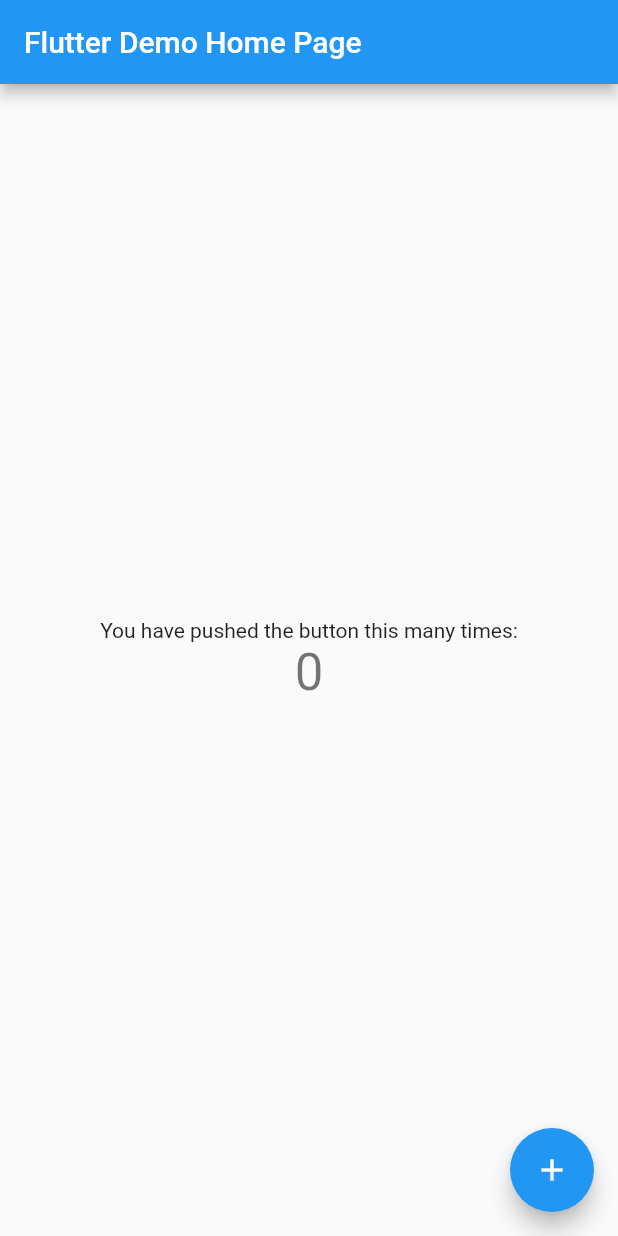
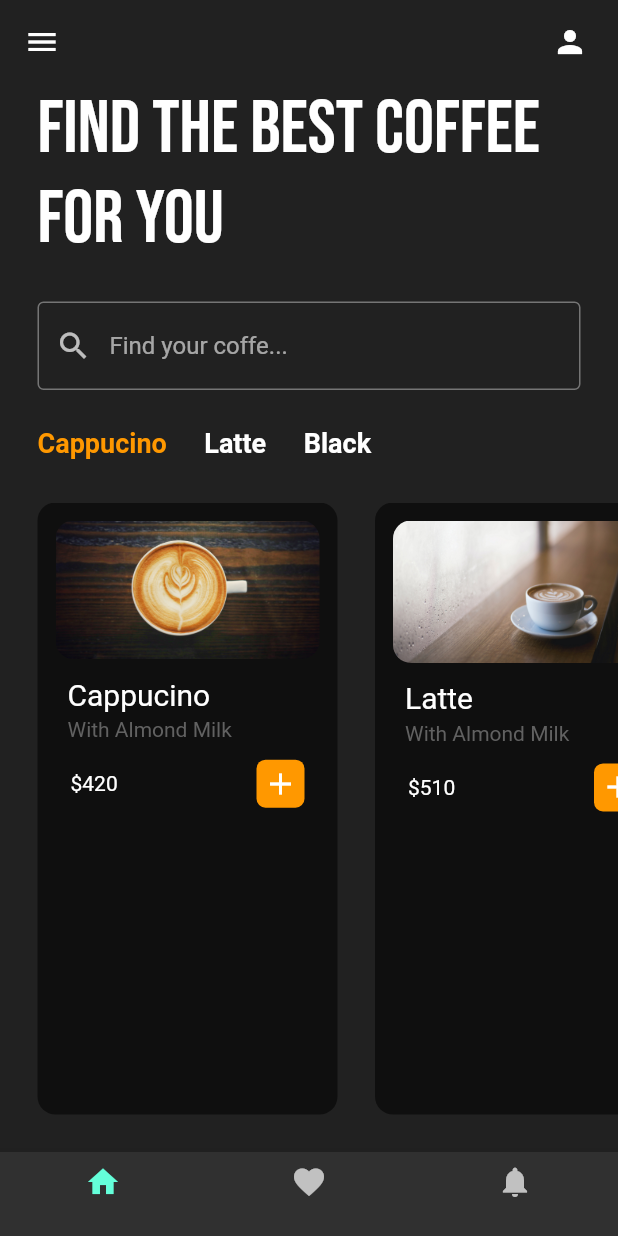
Before and after one commit to alihaider678/Flutter-Tasks, a Flutter app: the screen it shows after launch, on a phone screen of 412 x 824 dp. Run offline on Flutter 3.47's test engine with Material 2 defaults, Android fonts, the light colour scheme and no system bars; our stand-ins replace google_fonts.

Commit message:
updated
assets/images added and 1 interface done!

```diff
--- a/userinterface/lib/main.dart
+++ b/userinterface/lib/main.dart
@@ -1,115 +1,23 @@
 import 'package:flutter/material.dart';
+import 'package:userinterface/pages/home_page.dart';
 
 void main() {
   runApp(const MyApp());
 }
 
 class MyApp extends StatelessWidget {
-  const MyApp({super.key});
+  const MyApp({Key? key}) : super(key: key);
 
-  // This widget is the root of your application.
   @override
   Widget build(BuildContext context) {
-    return MaterialApp(
-      title: 'Flutter Demo',
-      theme: ThemeData(
-        // This is the theme of your application.
-        //
-        // Try running your application with "flutter run". You'll see the
-        // application has a blue toolbar. Then, without quitting the app, try
-        // changing the primarySwatch below to Colors.green and then invoke
-        // "hot reload" (press "r" in the console where you ran "flutter run",
-        // or simply save your changes to "hot reload" in a Flutter IDE).
-        // Notice that the counter didn't reset back to zero; the application
-        // is not restarted.
-        primarySwatch: Colors.blue,
-      ),
-      home: const MyHomePage(title: 'Flutter Demo Home Page'),
+    return  MaterialApp(
+      debugShowCheckedModeBanner: false,
+      home: HomePage(),
+      //darkTheme: ThemeData.dark(),
+      theme: ThemeData(brightness: Brightness.dark,
+      primarySwatch: Colors.orange),
+
+
     );
   }
 }
-
-class MyHomePage extends StatefulWidget {
-  const MyHomePage({super.key, required this.title});
-
-  // This widget is the home page of your application. It is stateful, meaning
-  // that it has a State object (defined below) that contains fields that affect
-  // how it looks.
-
-  // This class is the configuration for the state. It holds the values (in this
-  // case the title) provided by the parent (in this case the App widget) and
-  // used by the build method of the State. Fields in a Widget subclass are
-  // always marked "final".
-
-  final String title;
-
-  @override
-  State<MyHomePage> createState() => _MyHomePageState();
-}
-
-class _MyHomePageState extends State<MyHomePage> {
-  int _counter = 0;
-
-  void _incrementCounter() {
-    setState(() {
-      // This call to setState tells the Flutter framework that something has
-      // changed in this State, which causes it to rerun the build method below
-      // so that the display can reflect the updated values. If we changed
-      // _counter without calling setState(), then the build method would not be
-      // called again, and so nothing would appear to happen.
-      _counter++;
-    });
-  }
-
-  @override
-  Widget build(BuildContext context) {
-    // This method is rerun every time setState is called, for instance as done
-    // by the _incrementCounter method above.
-    //
-    // The Flutter framework has been optimized to make rerunning build methods
-    // fast, so that you can just rebuild anything that needs updating rather
-    // than having to individually change instances of widgets.
-    return Scaffold(
-      appBar: AppBar(
-        // Here we take the value from the MyHomePage object that was created by
-        // the App.build method, and use it to set our appbar title.
-        title: Text(widget.title),
-      ),
-      body: Center(
-        // Center is a layout widget. It takes a single child and positions it
-        // in the middle of the parent.
-        child: Column(
-          // Column is also a layout widget. It takes a list of children and
-          // arranges them vertically. By default, it sizes itself to fit its
-          // children horizontally, and tries to be as tall as its parent.
-          //
-          // Invoke "debug painting" (press "p" in the console, choose the
-          // "Toggle Debug Paint" action from the Flutter Inspector in Android
-          // Studio, or the "Toggle Debug Paint" command in Visual Studio Code)
-          // to see the wireframe for each widget.
-          //
-          // Column has various properties to control how it sizes itself and
-          // how it positions its children. Here we use mainAxisAlignment to
-          // center the children vertically; the main axis here is the vertical
-          // axis because Columns are vertical (the cross axis would be
-          // horizontal).
-          mainAxisAlignment: MainAxisAlignment.center,
-          children: <Widget>[
-            const Text(
-              'You have pushed the button this many times:',
-            ),
-            Text(
-              '$_counter',
-              style: Theme.of(context).textTheme.headline4,
-            ),
-          ],
-        ),
-      ),
-      floatingActionButton: FloatingActionButton(
-        onPressed: _incrementCounter,
-        tooltip: 'Increment',
-        child: const Icon(Icons.add),
-      ), // This trailing comma makes auto-formatting nicer for build methods.
-    );
-  }
-}
--- /dev/null
+++ b/userinterface/lib/pages/coffee_tile.dart
@@ -0,0 +1,68 @@
+import 'package:flutter/material.dart';
+
+
+class CoffeeTile extends StatelessWidget {
+  final String coffeeImagePath;
+  final String coffeeName;
+  final String coffeePrice;
+  const CoffeeTile({Key? key, required this.coffeeImagePath, required this.coffeeName, required this.coffeePrice}) : super(key: key);
+
+  @override
+  Widget build(BuildContext context) {
+    return Padding(
+      padding: const EdgeInsets.only(left: 25.0, bottom: 25),
+      child: Container(
+        padding: EdgeInsets.all(12),
+        width: 200,
+        decoration: BoxDecoration(
+            borderRadius: BorderRadius.circular(12), color: Colors.black54),
+        child: Column(
+          crossAxisAlignment: CrossAxisAlignment.start,
+          children: [
+            ClipRRect(
+              borderRadius: BorderRadius.circular(12),
+              child: Image.asset(coffeeImagePath),
+            ),
+            Padding(
+              padding:
+              const EdgeInsets.symmetric(vertical: 12.0, horizontal: 8),
+              child: Column(
+                crossAxisAlignment: CrossAxisAlignment.start,
+                children: [
+                  Text(
+                    coffeeName,
+                    style: TextStyle(fontSize: 20),
+                  ),
+                  SizedBox(
+                    height: 4,
+                  ),
+                  Text(
+                    'With Almond Milk',
+                    style: TextStyle(color: Colors.grey.shade700),
+                  ),
+                ],
+              ),
+            ),
+
+            Padding(padding: const EdgeInsets.symmetric(horizontal: 10.0),
+              child: Row(
+                mainAxisAlignment: MainAxisAlignment.spaceBetween,
+                children: [
+                  Text('\$' + coffeePrice),
+                  Container(
+                    padding: EdgeInsets.all(4),
+                    decoration: BoxDecoration(
+                      color: Colors.orange,
+                      borderRadius: BorderRadius.circular(6),
+                    ),
+                    child: Icon(Icons.add),
+                  ),
+                ],
+              ),
+            )
+          ],
+        ),
+      ),
+    );
+  }
+}
--- /dev/null
+++ b/userinterface/lib/pages/coffee_type.dart
@@ -0,0 +1,24 @@
+import 'package:flutter/material.dart';
+class CoffeeType extends StatelessWidget {
+  final String coffeeType;
+  final bool isSelected;
+
+  CoffeeType({required this.coffeeType,
+    required this.isSelected,
+  });
+
+  @override
+  Widget build(BuildContext context) {
+    return Padding(padding:
+    const EdgeInsets.only(left: 25.0),
+    child: Text(
+      coffeeType,
+      style: TextStyle(
+        fontSize: 18,
+        fontWeight: FontWeight.bold,
+        color: isSelected ? Colors.orange : Colors.white,
+      ),
+    ),
+    );
+  }
+}
--- /dev/null
+++ b/userinterface/lib/pages/home_page.dart
@@ -0,0 +1,110 @@
+import 'package:flutter/material.dart';
+import 'package:google_fonts/google_fonts.dart';
+import 'package:userinterface/pages/coffee_tile.dart';
+
+import 'coffee_type.dart';
+
+class HomePage extends StatefulWidget {
+  const HomePage({Key? key}) : super(key: key);
+
+  @override
+  State<HomePage> createState() => _HomePageState();
+}
+
+class _HomePageState extends State<HomePage> {
+  @override
+  Widget build(BuildContext context) {
+    return Scaffold(
+      backgroundColor: Colors.grey.shade900,
+      appBar: AppBar(
+        elevation: 0,
+        backgroundColor: Colors.transparent,
+        leading: Icon(Icons.menu),
+        actions: [
+          Padding(
+            padding: const EdgeInsets.only(right: 20.0),
+            child: Icon(Icons.person),
+          )
+        ],
+      ),
+      bottomNavigationBar: BottomNavigationBar(items: [
+        BottomNavigationBarItem(
+          icon: Icon(Icons.home),
+          label: '',
+        ),
+        BottomNavigationBarItem(
+          icon: Icon(Icons.favorite),
+          label: '',
+        ),
+        BottomNavigationBarItem(
+          icon: Icon(Icons.notifications),
+          label: '',
+        ),
+      ]),
+      body: Column(
+        children: [
+          Padding(
+            padding: const EdgeInsets.symmetric(horizontal: 25.0),
+            child: Text("Find the best coffee for you",
+                style: GoogleFonts.bebasNeue(
+                  fontSize: 50,
+                )),
+          ),
+          SizedBox(height: 25),
+          Padding(
+            padding: const EdgeInsets.symmetric(horizontal: 25.0),
+            child: TextField(
+              decoration: InputDecoration(
+                  prefixIcon: Icon(Icons.search),
+                  hintText: "Find your coffe...",
+                  focusedBorder: OutlineInputBorder(
+                    borderSide: BorderSide(color: Colors.grey.shade600),
+                  ),
+                  enabledBorder: OutlineInputBorder(
+                      borderSide: BorderSide(color: Colors.grey.shade600))),
+            ),
+          ),
+          SizedBox(height: 25),
+          Container(
+            height: 50,
+            child: ListView(
+              scrollDirection: Axis.horizontal,
+              children: [
+                CoffeeType(coffeeType: 'Cappucino',
+                isSelected: true,
+                ),
+                CoffeeType(coffeeType: 'Latte',
+                isSelected: false,
+                ),
+                CoffeeType(coffeeType: 'Black',
+                isSelected: false,
+                ),
+              ],
+            ),
+          ),
+          Expanded(
+              child: ListView(
+            scrollDirection: Axis.horizontal,
+            children: [
+              CoffeeTile(
+                coffeeImagePath: 'assets/images/dark.jpg',
+                coffeeName: 'Cappucino',
+                coffeePrice: '420',
+              ),
+              CoffeeTile(
+                coffeeImagePath: 'assets/images/light.jpg',
+                coffeeName: 'Latte',
+                coffeePrice: '510',
+              ),
+              CoffeeTile(
+                coffeeImagePath: 'assets/images/milk.jpg',
+                coffeeName: 'Milk Coffe',
+                coffeePrice: '460',
+              ),
+            ],
+          ),
+          ),
+        ]),
+    );
+  }
+}
```
Also changed, not shown: userinterface/pubspec.yaml (+5 -3 lines), userinterface/assets/images/dark.jpg (added), userinterface/assets/images/light.jpg (added), userinterface/assets/images/milk.jpg (added), userinterface/pubspec.lock.
